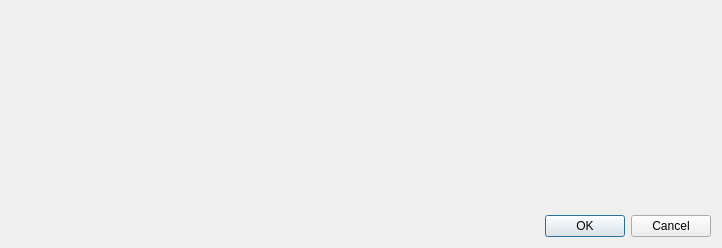
The window that qt4Designer_ui_files/addProjectionsUi.ui (cibr-jyu/meggie) describes before a commit, drawn with Qt 5.
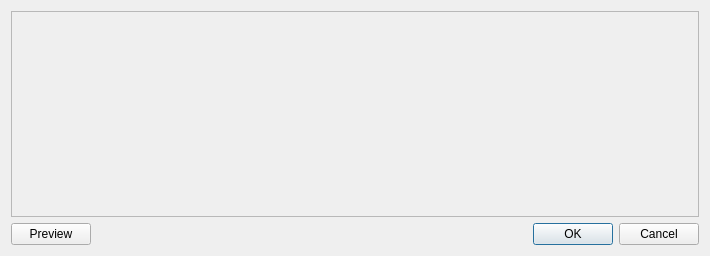
The same window after the commit.

Commit message: Do preview when adding ecg projs, hide blink id from user in eeg dialog

Diff of the .ui file:
```diff
--- a/qt4Designer_ui_files/addProjectionsUi.ui
+++ b/qt4Designer_ui_files/addProjectionsUi.ui
@@ -6,28 +6,64 @@
    <rect>
     <x>0</x>
     <y>0</y>
-    <width>722</width>
-    <height>248</height>
+    <width>710</width>
+    <height>256</height>
    </rect>
   </property>
   <property name="windowTitle">
    <string>Select projections to add</string>
   </property>
   <layout class="QGridLayout" name="gridLayout">
-   <item row="2" column="0">
-    <widget class="QDialogButtonBox" name="buttonBox">
-     <property name="orientation">
-      <enum>Qt::Horizontal</enum>
+   <item row="0" column="0">
+    <widget class="QScrollArea" name="scrollArea">
+     <property name="widgetResizable">
+      <bool>true</bool>
      </property>
-     <property name="standardButtons">
-      <set>QDialogButtonBox::Cancel|QDialogButtonBox::Ok</set>
-     </property>
+     <widget class="QWidget" name="scrollAreaWidgetContents">
+      <property name="geometry">
+       <rect>
+        <x>0</x>
+        <y>0</y>
+        <width>690</width>
+        <height>197</height>
+       </rect>
+      </property>
+      <property name="minimumSize">
+       <size>
+        <width>510</width>
+        <height>180</height>
+       </size>
+      </property>
+      <layout class="QGridLayout" name="gridLayout_2">
+       <item row="0" column="0">
+        <layout class="QVBoxLayout" name="verticalLayout_2">
+         <item>
+          <widget class="QWidget" name="widget" native="true"/>
+         </item>
+        </layout>
+       </item>
+      </layout>
+     </widget>
     </widget>
    </item>
-   <item row="0" column="0">
-    <layout class="QVBoxLayout" name="verticalLayout_2">
+   <item row="1" column="0">
+    <layout class="QHBoxLayout" name="horizontalLayout">
      <item>
-      <widget class="QWidget" name="widget" native="true"/>
+      <widget class="QPushButton" name="pushButtonPreview">
+       <property name="text">
+        <string>Preview</string>
+       </property>
+      </widget>
+     </item>
+     <item>
+      <widget class="QDialogButtonBox" name="buttonBox">
+       <property name="orientation">
+        <enum>Qt::Horizontal</enum>
+       </property>
+       <property name="standardButtons">
+        <set>QDialogButtonBox::Cancel|QDialogButtonBox::Ok</set>
+       </property>
+      </widget>
      </item>
     </layout>
    </item>
```
The commit also changes 6 other files.
